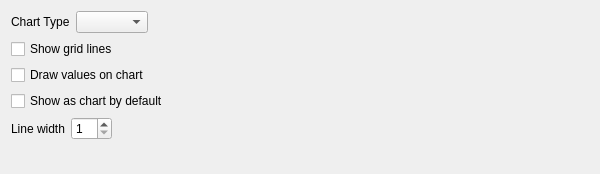
Before: the Qt Designer form kmymoney/widgets/kmymoneyreportconfigtabchartdecl.ui in KDE/kmymoney, drawn with Qt 5.
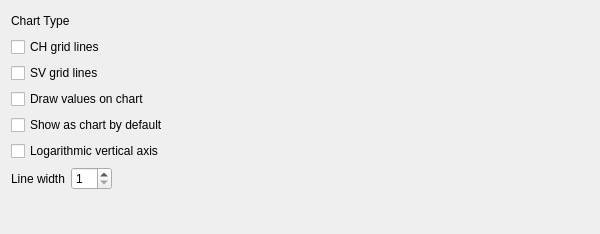
After: the same form once the commit is applied. Custom widgets are drawn as their Qt base class.

Diff of the .ui file:
```diff
--- a/kmymoney/widgets/kmymoneyreportconfigtabchartdecl.ui
+++ b/kmymoney/widgets/kmymoneyreportconfigtabchartdecl.ui
@@ -7,7 +7,7 @@
     <x>0</x>
     <y>0</y>
     <width>600</width>
-    <height>174</height>
+    <height>234</height>
    </rect>
   </property>
   <property name="windowTitle">
@@ -42,7 +42,7 @@
       </widget>
      </item>
      <item>
-      <widget class="KMyMoneyGeneralCombo" name="m_comboType"/>
+      <widget class="KMyMoneyGeneralCombo" name="m_comboType" native="true"/>
      </item>
      <item>
       <spacer name="spacer1">
@@ -63,16 +63,8 @@
     </layout>
    </item>
    <item>
-    <widget class="QCheckBox" name="m_checkGridLines">
-     <property name="toolTip">
-      <string>&lt;p&gt;Select this option to show horizontal and vertical grid lines on the chart.&lt;/p&gt;</string>
-     </property>
-     <property name="text">
-      <string>Show grid lines</string>
-     </property>
-    </widget>
-   </item>
-   <item>
+    <layout class="QGridLayout" name="gridLayout">
+     <item row="2" column="0">
     <widget class="QCheckBox" name="m_checkValues">
      <property name="toolTip">
       <string>&lt;p&gt;Select this option to draw the numeric values for data points next to their plot location.&lt;/p&gt;</string>
@@ -82,7 +74,7 @@
      </property>
     </widget>
    </item>
-   <item>
+     <item row="3" column="0">
     <widget class="QCheckBox" name="m_checkShowChart">
      <property name="toolTip">
       <string>&lt;p&gt;Select this option to cause the report to be shown as a chart when you first open the report.  Otherwise, it will come up as a text report.&lt;/p&gt;</string>
@@ -92,6 +84,32 @@
      </property>
     </widget>
    </item>
+     <item row="1" column="0">
+      <widget class="QCheckBox" name="m_checkSVGridLines">
+       <property name="text">
+        <string notr="true">SV grid lines</string>
+       </property>
+      </widget>
+     </item>
+     <item row="0" column="0">
+      <widget class="QCheckBox" name="m_checkCHGridLines">
+       <property name="toolTip">
+        <string>&lt;p&gt;Select this option to show horizontal and vertical grid lines on the chart.&lt;/p&gt;</string>
+       </property>
+       <property name="text">
+        <string notr="true">CH grid lines</string>
+       </property>
+      </widget>
+     </item>
+     <item row="4" column="0">
+      <widget class="QCheckBox" name="m_logYaxis">
+       <property name="text">
+        <string>Logarithmic vertical axis</string>
+       </property>
+      </widget>
+     </item>
+    </layout>
+   </item>
    <item>
     <layout class="QHBoxLayout">
      <item>
@@ -163,13 +181,9 @@
  <customwidgets>
   <customwidget>
    <class>KMyMoneyGeneralCombo</class>
-   <extends>KComboBox</extends>
+   <extends>QWidget</extends>
    <header>kmymoneymvccombo.h</header>
-  </customwidget>
-  <customwidget>
-   <class>KComboBox</class>
-   <extends>QComboBox</extends>
-   <header>kcombobox.h</header>
+   <container>1</container>
   </customwidget>
  </customwidgets>
  <resources/>
```
Lines whose indentation alone changed are shown as unchanged.
